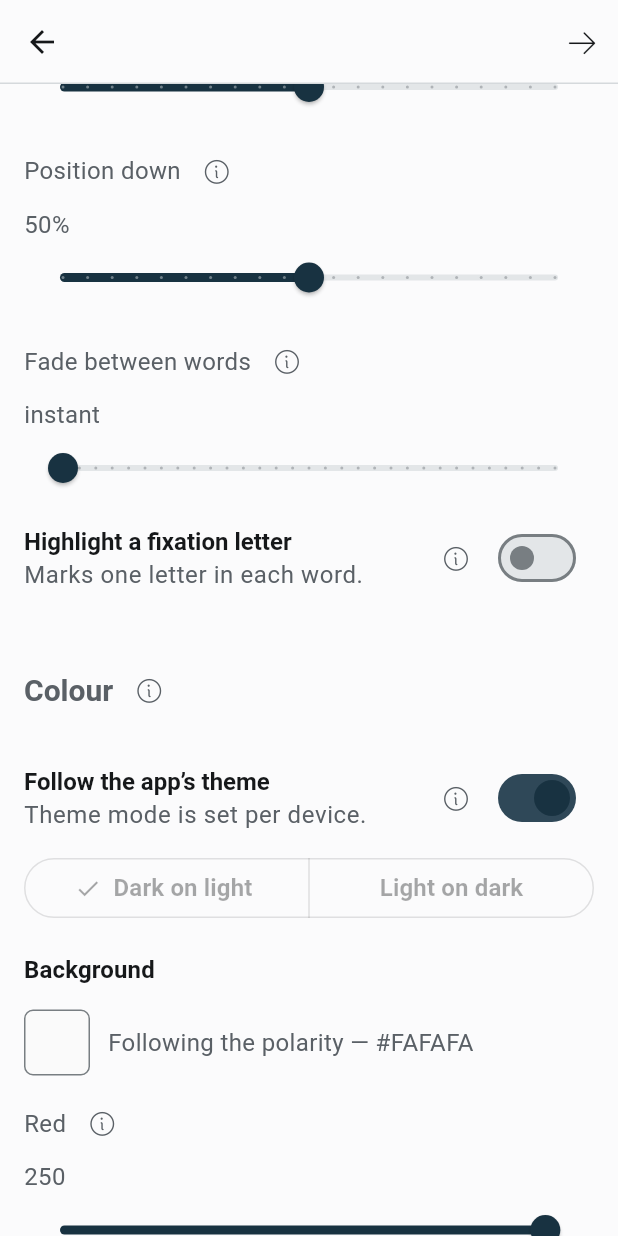
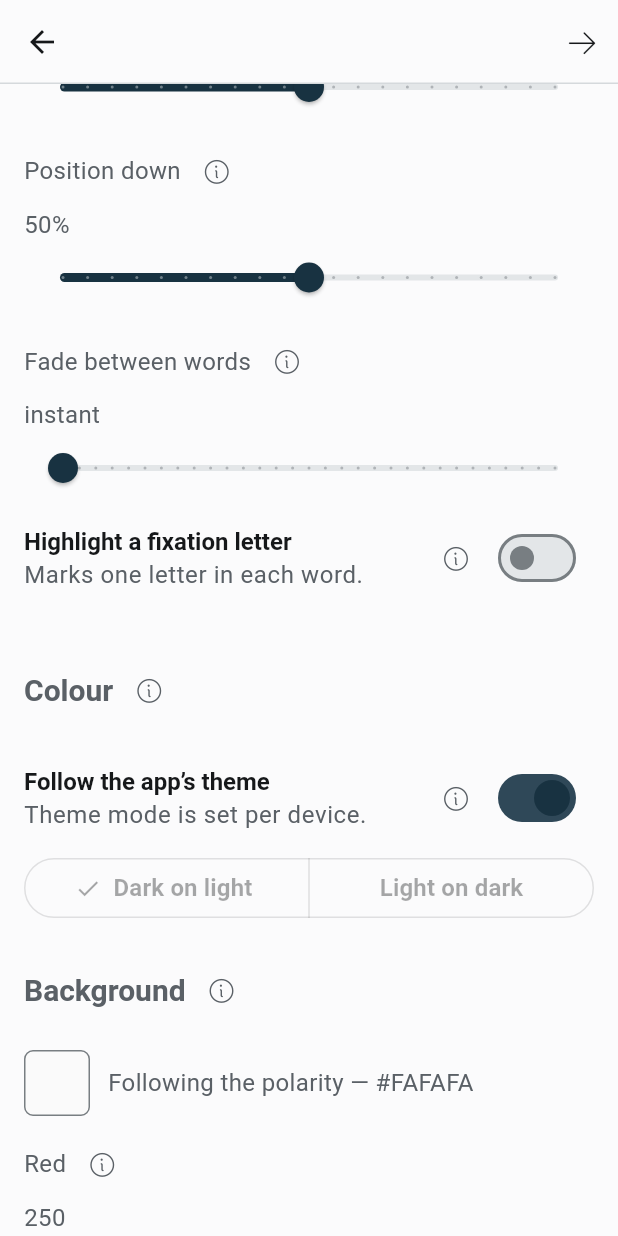
Before and after one commit to arnasbertulis/hereader, a Flutter app: the ProfileEditScreen screen opened directly with empty values, scrolled down 1728 dp, on a phone screen of 412 x 824 dp. Run offline on Flutter 3.47's test engine with Material 3 defaults, Android fonts, the phone set to English and light mode, and no system bars; our stand-ins replace drift, drift_flutter, file_picker, flutter_secure_storage, package_info_plus; accounts and stored records are empty; generated files the repository leaves out were written again.

Commit message:
Warn when accent fails contrast against reading background (#509)
* feat: warn when app accent doesn't contrast well with profile background

Adds a warning in the profile editor that alerts readers when the
app's accent color (set in Appearance) doesn't meet 3:1 contrast against
the chosen reading profile background. This follows the existing
"warn, don't block" pattern — the reader keeps their choices, but is
informed that the progress bar and eye-point caret will render in
a neutral color instead of the chosen accent.

The warning uses an InfoDot next to the Background label, consistent
with how other settings explain their interactions. Updates
known-limitations.md to reflect that these previously-unwarned cases
now surface the warning to readers.

Implements #508.

* fix(app): actually wire the accent/background contrast warning

accentLowContrastWarning() was defined but never called, so the profile
editor's Background section showed fixed InfoDot text instead of a real
per-reader check. Wires it to the app-wide accent (AppChromeSource) and
the screen's already-resolved presentation, rendering the result through
the existing SettingWarning pattern used by reduceMotionWarning. Also
drops the unused profile parameter (the check needs only the resolved
background and the accent, unlike fadeWarning/reduceMotionWarning which
gate on presentation mode) and fixes "neutral colour" to "ink" to match
the doc comment and the app's vocabulary.

```diff
--- a/app/lib/reading/profile_edit_screen.dart
+++ b/app/lib/reading/profile_edit_screen.dart
@@ -6,6 +6,7 @@ import 'package:rsvp_engine/rsvp_engine.dart';
 import '../data/library_repository.dart';
 import '../sync/auth_store.dart';
 import '../theme/app_icons.dart';
+import '../theme/app_theme.dart';
 import '../theme/content_width.dart';
 import 'control_row.dart';
 import 'info_dot.dart';
@@ -257,6 +258,14 @@ class _ProfileEditScreenState extends State<ProfileEditScreen> {
     final resolved = resolvePresentation(
       presentation,
       Theme.of(context).brightness,
+    );
+
+    // The accent is app-wide, set on the Appearance screen; this profile's
+    // background is set here. Checked against the resolved pair so the
+    // warning matches what the preview above is actually showing.
+    final accentWarning = accentLowContrastWarning(
+      appAccent: AppChromeSource.of(context).accent,
+      presentation: resolved,
     );
 
     // Under reader-elicited pacing the reader supplies their own timing, so
@@ -899,13 +908,23 @@ class _ProfileEditScreenState extends State<ProfileEditScreen> {
                 ),
               ),
 
-              Padding(
+              SectionHeader(
+                'Background',
                 padding: const EdgeInsets.fromLTRB(16, 20, 16, 0),
-                child: Text(
-                  'Background',
-                  style: Theme.of(context).textTheme.titleSmall,
+                info: InfoDot(
+                  semanticLabel: 'About accent and background contrast',
+                  explanation:
+                      'The accent used on buttons and progress is set app-wide. '
+                      'If it does not reach 3:1 contrast against this background, '
+                      'the progress bar and eye-point caret render in ink '
+                      'colour instead.',
                 ),
               ),
+              if (accentWarning != null)
+                Padding(
+                  padding: const EdgeInsets.fromLTRB(16, 8, 16, 0),
+                  child: SettingWarning(accentWarning),
+                ),
 
               _BackgroundField(
                 presentation: resolved,
--- a/app/lib/reading/profile_presentation.dart
+++ b/app/lib/reading/profile_presentation.dart
@@ -627,6 +627,49 @@ String? reduceMotionWarning(ReadingProfile profile, {required bool disabled}) {
       'continuously and will keep doing so.';
 }
 
+/// Says that the app's accent colour does not clear 3:1 contrast against the
+/// reading profile's background or track colour.
+///
+/// The accent is app-wide and set on the Appearance screen. The profile's
+/// background is set in the profile editor. They live on different screens
+/// that share no state, so the accent might not contrast well against the
+/// background the reader picked. When that happens, the progress bar and
+/// eye-point caret render in ink colour rather than the chosen accent, silently
+/// — not by choice, but because nothing on the reading surface is legible
+/// otherwise.
+///
+/// Rather than hiding the accent, inform the reader. They keep their chosen
+/// accent, but are told it is not the colour actually rendering on their
+/// surface, and why. This follows the project's "warn, don't block" convention,
+/// and matches how this screen already warns on text/background contrast
+/// problems.
+String? accentLowContrastWarning({
+  required Color appAccent,
+  required ResolvedPresentation presentation,
+}) {
+  final accentArgb = appAccent.toARGB32();
+
+  // Two different pairs, because the progress fill and the caret sit on two
+  // different backgrounds ([readerProgressFillFor] measures against
+  // [readerTrackFor], [readerCaretFor] against the bare surface — see their
+  // doc comments). Checking only the surface would miss a track-only
+  // failure and could also warn when the caret's own pair is fine.
+  final tracksOk =
+      contrastRatio(accentArgb, readerTrackFor(presentation).toARGB32()) >=
+      readerMinControlContrast;
+  final surfaceOk =
+      contrastRatio(accentArgb, surfaceArgbFor(presentation)) >=
+      readerMinControlContrast;
+
+  if (tracksOk && surfaceOk) {
+    return null;
+  }
+
+  return 'This accent colour does not reach 3:1 contrast against the reading '
+      'surface, so the progress bar and eye-point caret will render in ink '
+      'colour instead.';
+}
+
 /// Names a duration on a four-point scale instead of a millisecond count.
 ///
 /// [milliseconds] and [max] share a slider's own range, so "Long" means
```
Also changed, not shown: 2 other files.
